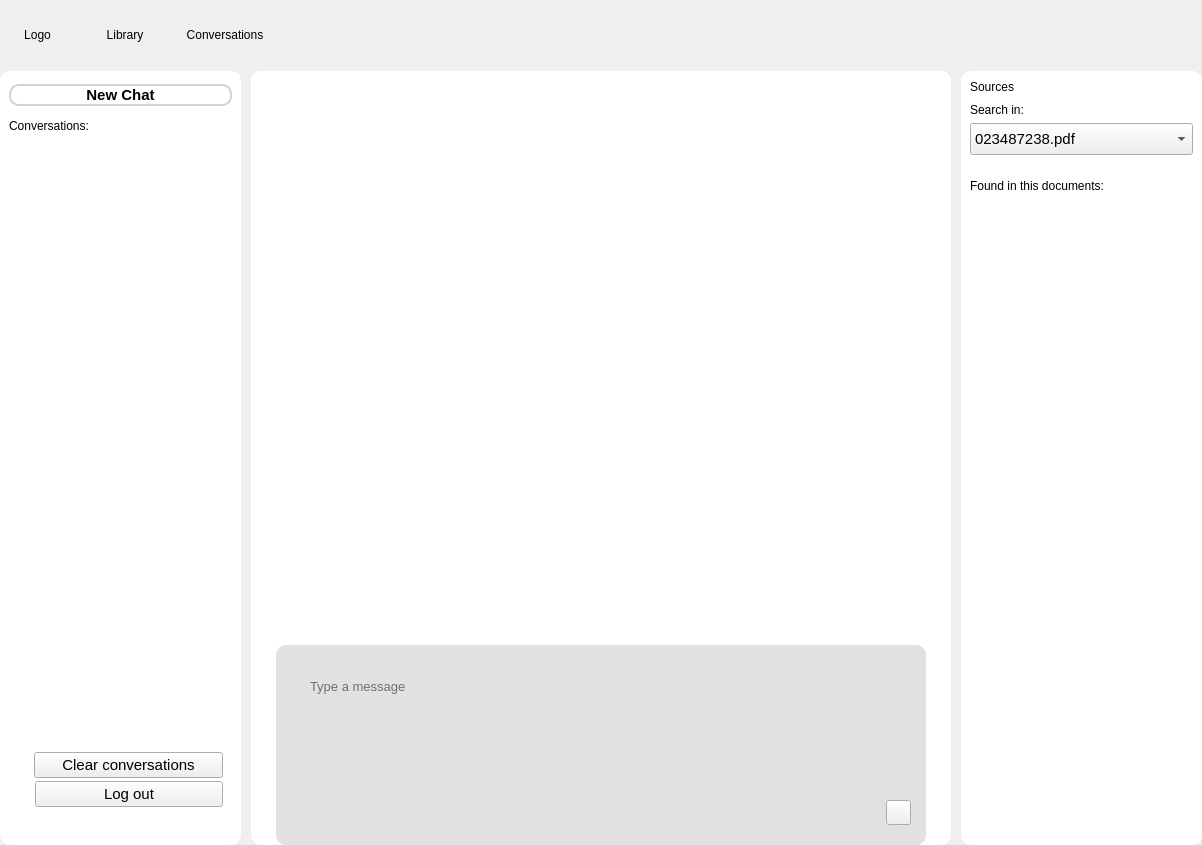
First picture: the form in ui_froms/backup0.bak.ui, repository Pleias/pleias_ScholasticAI, before the edit.
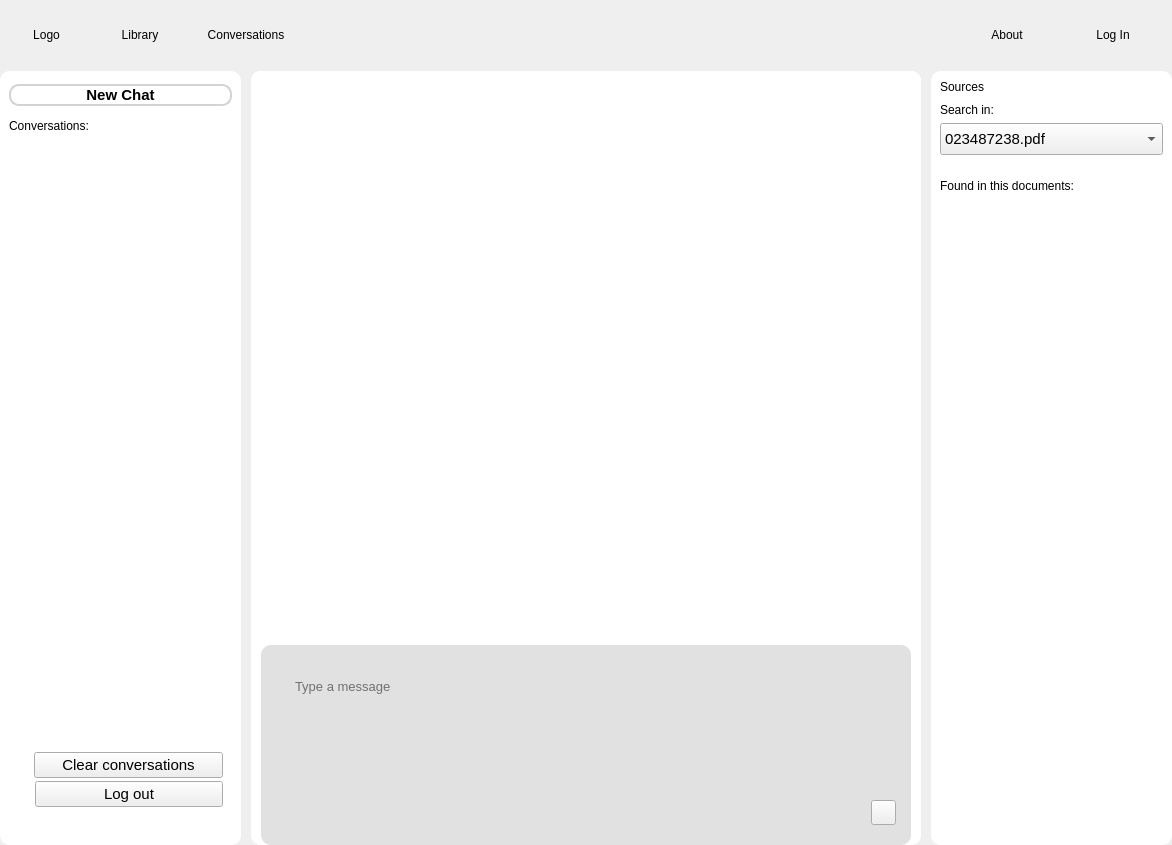
Second picture: the form after the edit. Icons and pictures are not drawn.

The edit to the form file:
```diff
--- a/ui_froms/backup0.bak.ui
+++ b/ui_froms/backup0.bak.ui
@@ -6,7 +6,7 @@
    <rect>
     <x>0</x>
     <y>0</y>
-    <width>1202</width>
+    <width>1172</width>
     <height>845</height>
    </rect>
   </property>
@@ -100,22 +100,7 @@
       <property name="lineWidth">
        <number>0</number>
       </property>
-      <layout class="QGridLayout" name="gridLayout_6">
-       <property name="leftMargin">
-        <number>0</number>
-       </property>
-       <property name="topMargin">
-        <number>0</number>
-       </property>
-       <property name="rightMargin">
-        <number>0</number>
-       </property>
-       <property name="bottomMargin">
-        <number>0</number>
-       </property>
-       <property name="spacing">
-        <number>0</number>
-       </property>
+      <layout class="QGridLayout" name="gridLayout_2">
        <item row="0" column="0">
         <widget class="QPushButton" name="pushButton_4">
          <property name="minimumSize">
@@ -129,7 +114,33 @@
          </property>
         </widget>
        </item>
-       <item row="0" column="4">
+       <item row="0" column="1">
+        <widget class="QPushButton" name="pushButton_3">
+         <property name="minimumSize">
+          <size>
+           <width>100</width>
+           <height>0</height>
+          </size>
+         </property>
+         <property name="text">
+          <string>Library</string>
+         </property>
+        </widget>
+       </item>
+       <item row="0" column="2">
+        <widget class="QPushButton" name="pushButton_2">
+         <property name="minimumSize">
+          <size>
+           <width>100</width>
+           <height>0</height>
+          </size>
+         </property>
+         <property name="text">
+          <string>Conversations</string>
+         </property>
+        </widget>
+       </item>
+       <item row="0" column="3">
         <spacer name="horizontalSpacer_3">
          <property name="orientation">
           <enum>Qt::Orientation::Horizontal</enum>
@@ -142,8 +153,8 @@
          </property>
         </spacer>
        </item>
-       <item row="0" column="1">
-        <widget class="QPushButton" name="pushButton_3">
+       <item row="0" column="4">
+        <widget class="QPushButton" name="pushButton_5">
          <property name="minimumSize">
           <size>
            <width>100</width>
@@ -151,12 +162,12 @@
           </size>
          </property>
          <property name="text">
-          <string>Library</string>
+          <string>About</string>
          </property>
         </widget>
        </item>
-       <item row="0" column="2">
-        <widget class="QPushButton" name="pushButton_2">
+       <item row="0" column="5">
+        <widget class="QPushButton" name="pushButton_7">
          <property name="minimumSize">
           <size>
            <width>100</width>
@@ -164,7 +175,7 @@
           </size>
          </property>
          <property name="text">
-          <string>Conversations</string>
+          <string>Log In</string>
          </property>
         </widget>
        </item>
@@ -670,8 +681,8 @@
               <rect>
                <x>0</x>
                <y>0</y>
-               <width>680</width>
-               <height>524</height>
+               <width>650</width>
+               <height>511</height>
               </rect>
              </property>
              <layout class="QGridLayout" name="gridLayout_9">
```
Left out of the diff: 7 changed lines with no effect on the pictures.
